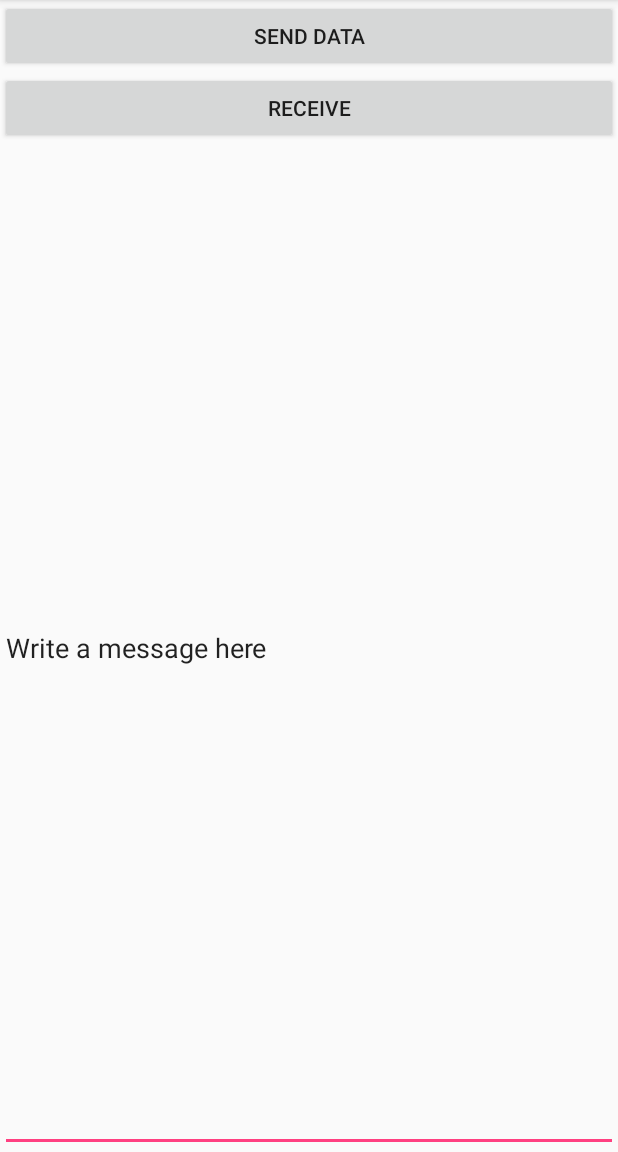
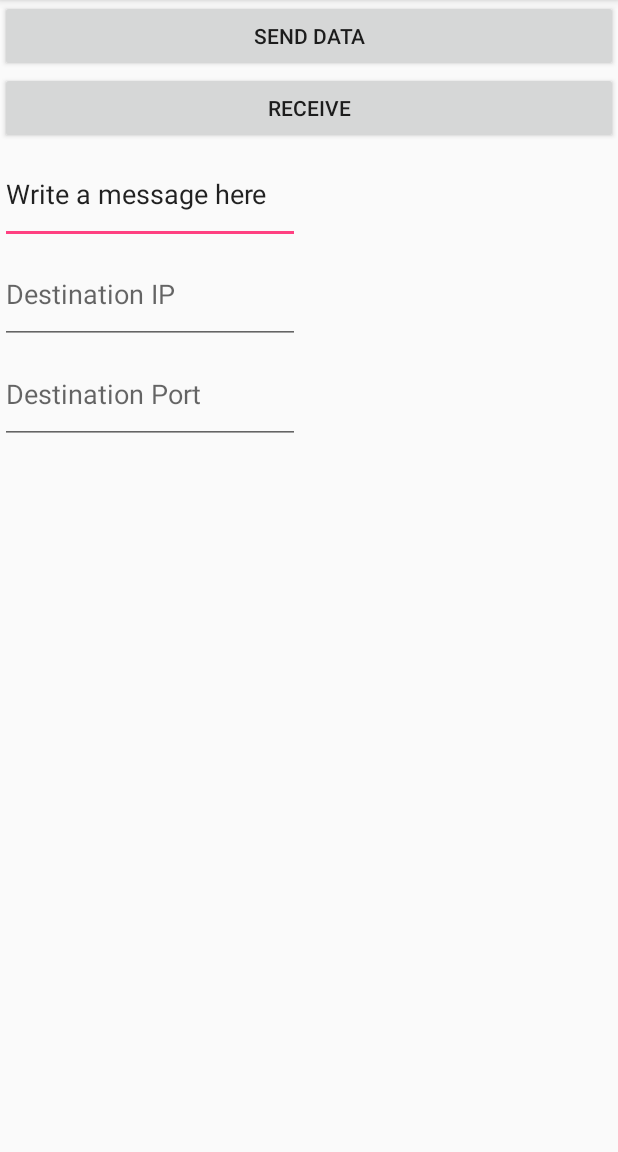
Before and after one commit to PeterLZhou/BluetoothWifi, an Android app: the WifiActivity screen opened directly, with no data from a screen before it, after a tap on "SEND DATA", on a phone screen of 412 x 824 dp, the part 84-1236 px from its top. Run offline under Robolectric (Android 15) with nearby library versions, the phone set to English and light mode, and no system bars; 1 statement that could not run was skipped.

Commit message:
UI fixes and check for empty ip and port

```diff
--- a/app/src/main/java/com/peterlzhou/bluetoothwifi/WifiActivity.java
+++ b/app/src/main/java/com/peterlzhou/bluetoothwifi/WifiActivity.java
@@ -39,6 +39,8 @@ import static java.sql.Types.NULL;
 
 public class WifiActivity extends AppCompatActivity implements WifiP2pManager.PeerListListener{
     private int PACKETSTHRESHOLD = 10000;
+    private static final String TEMPDESTIP = "0.0.0.0";
+    private static final String TEMPDESTPORT = "8888";
     // private String seenMapFile = "seenMapFile";
     private File seenMapFile = new File("seenMapFile.txt");
     private HashMap<String, Integer> seenPacketsMap = new HashMap<String, Integer>();
@@ -94,12 +96,22 @@ public class WifiActivity extends AppCompatActivity implements WifiP2pManager.Pe
                         EditText ip = (EditText) findViewById(R.id.dest_ip);
                         EditText port = (EditText) findViewById(R.id.dest_port);
                         String message = text.getText().toString();
+                        String ipText = ip.getText().toString();
+                        String portText = ip.getText().toString();
                         if (message == ""){
                             message = "Hello World!";
                         }
+                        if (ipText == "") {
+                            ipText = TEMPDESTIP;
+                            System.out.println("IP Default used");
+                        }
+                        if (portText == "") {
+                            portText = TEMPDESTPORT;
+                            System.out.println("Port Default used");
+                        }
 
                         try{
-                            sendData(message, ip.getText().toString(), Integer.parseInt(port.getText().toString()));
+                            sendData(message, ipText, Integer.parseInt(portText));
                         } catch (Exception e) {
                             e.printStackTrace();
                         }
--- a/app/src/main/res/layout/wifilayout.xml
+++ b/app/src/main/res/layout/wifilayout.xml
@@ -17,19 +17,19 @@
 
     <EditText
         android:id="@+id/message"
-        android:layout_width="match_parent"
-        android:layout_height="match_parent"
+        android:layout_width="300px"
+        android:layout_height="100px"
         android:text="Write a message here" />
 
     <EditText
-        android:layout_width="wrap_content"
-        android:layout_height="wrap_content"
+        android:layout_width="300px"
+        android:layout_height="100px"
         android:id="@+id/dest_ip"
         android:hint="Destination IP" />
 
     <EditText
-        android:layout_width="wrap_content"
-        android:layout_height="wrap_content"
+        android:layout_width="300px"
+        android:layout_height="100px"
         android:id="@+id/dest_port"
         android:hint="Destination Port" />
 </LinearLayout>
```
